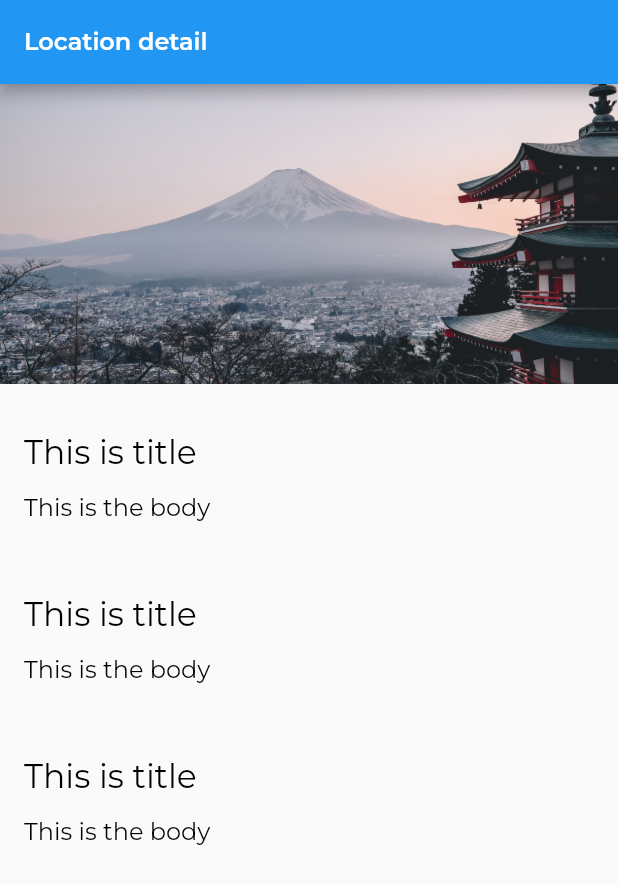
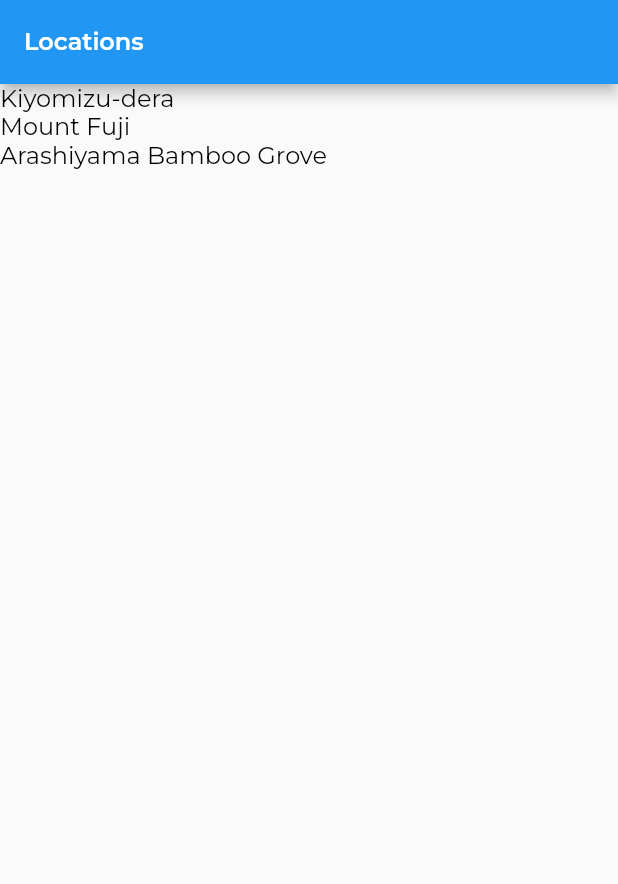
Before and after one commit to douglasF5/tourism-and-co-flutter-demo, a Flutter app: the screen it shows after launch, on a phone screen of 412 x 824 dp. Shown: the top 884 px of the screen. Run offline on Flutter 3.47's test engine with Material 2 defaults, Android fonts, the phone set to English and light mode, and no system bars.

Commit message:
add navigation

```diff
--- a/lib/app.dart
+++ b/lib/app.dart
@@ -1,6 +1,10 @@
 import 'package:flutter/material.dart';
 import 'screens/location_detail/location_detail.dart';
+import '/screens/locations/locations.dart';
 import '/style.dart';
+
+const locationsRoute = '/';
+const locationDetailRoute = '/location_detail';
 
 class MyApp extends StatelessWidget {
   const MyApp({super.key});
@@ -8,12 +12,35 @@ class MyApp extends StatelessWidget {
   @override
   Widget build(BuildContext context) {
     return MaterialApp(
-        home: const LocationDetail(),
-        theme: ThemeData(
-            appBarTheme: const AppBarTheme(titleTextStyle: Styles.navBarTitle),
-            textTheme: TextTheme(
-              titleMedium: Styles.headerLarge,
-              bodyMedium: Styles.textDefault,
-            )));
+        initialRoute: '/',
+        onGenerateRoute: RouteGenerator.generateRoute,
+        theme: _getTheme());
+  }
+
+  ThemeData _getTheme() {
+    return ThemeData(
+        appBarTheme: const AppBarTheme(titleTextStyle: Styles.navBarTitle),
+        textTheme: TextTheme(
+          titleMedium: Styles.headerLarge,
+          bodyMedium: Styles.textDefault,
+        ));
   }
 }
+
+class RouteGenerator {
+  static Route<dynamic>? generateRoute(RouteSettings settings) {
+    final args = settings.arguments;
+
+    switch (settings.name) {
+      case locationsRoute:
+        return MaterialPageRoute(builder: (_) => const Locations());
+      case locationDetailRoute:
+        if (args is int) {
+          return MaterialPageRoute(builder: (_) => LocationDetail(args));
+        }
+      default:
+        return MaterialPageRoute(builder: (_) => const Locations());
+    }
+    return null;
+  }
+}
--- /dev/null
+++ b/lib/models/location.dart
@@ -0,0 +1,44 @@
+import 'location_fact.dart';
+
+class Location {
+  final int id;
+  final String name;
+  final String imagePath;
+  final List<LocationFact> facts;
+
+  Location(this.id, this.name, this.imagePath, this.facts);
+
+  static List<Location> fetchAll() {
+    return [
+      Location(1, 'Kiyomizu-dera', 'assets/images/kiyomizu-dera.jpg', [
+        LocationFact('Summary',
+            'Kiyomizu-dera, officially Otowa-san Kiyomizu-dera, is an independent Buddhist temple in eastern Kyoto. The temple is part of the Historic Monuments of Ancient Kyoto UNESCO World Heritage site.'),
+        LocationFact('Architectural Style', 'Japanese Buddhist architecture.'),
+      ]),
+      Location(2, 'Mount Fuji', 'assets/images/fuji.jpg', [
+        LocationFact('Summary',
+            'Japan’s Mt. Fuji is an active volcano about 100 kilometers southwest of Tokyo. Commonly called “Fuji-san,” it’s the country’s tallest peak, at 3,776 meters. A pilgrimage site for centuries, it’s considered one of Japan’s 3 sacred mountains, and summit hikes remain a popular activity. Its iconic profile is the subject of numerous works of art, notably Edo Period prints by Hokusai and Hiroshige.'),
+        LocationFact('Did You Know',
+            'There are three cities that surround Mount Fuji: Gotemba, Fujiyoshida and Fujinomiya.'),
+      ]),
+      Location(3, 'Arashiyama Bamboo Grove', 'assets/images/arashiyama.jpg', [
+        LocationFact('Summary',
+            'While we could go on about the ethereal glow and seemingly endless heights of this bamboo grove on the outskirts of Kyoto, the sight\'s pleasures extend beyond the visual realm.'),
+        LocationFact('How to Get There',
+            'Kyoto airport, with several terminals, is located 16 kilometres south of the city and is also known as Kyoto. Kyoto can also be reached by transport links from other regional airports.'),
+      ]),
+    ];
+  }
+
+  static Location fetchByID(int locationID) {
+    List<Location> locations = Location.fetchAll();
+
+    for (final location in locations) {
+      if (location.id == locationID) {
+        return location;
+      }
+    }
+
+    throw 'No location found!';
+  }
+}
--- /dev/null
+++ b/lib/models/location_fact.dart
@@ -0,0 +1,6 @@
+class LocationFact {
+  final String title;
+  final String text;
+
+  LocationFact(this.title, this.text);
+}
--- a/lib/screens/location_detail/location_detail.dart
+++ b/lib/screens/location_detail/location_detail.dart
@@ -1,24 +1,32 @@
 import '/screens/location_detail/image_banner.dart';
 import '/screens/location_detail/text_section.dart';
 import 'package:flutter/material.dart';
+import '../../models/location.dart';
 
 class LocationDetail extends StatelessWidget {
-  const LocationDetail({super.key});
+  final int _locationID;
+  const LocationDetail(this._locationID, {super.key});
 
   @override
   Widget build(BuildContext context) {
+    final location = Location.fetchByID(_locationID);
+
     return Scaffold(
         appBar: AppBar(
-          title: const Text("Location detail"),
+          title: Text(location.name),
         ),
-        body: const Column(
+        body: Column(
             mainAxisAlignment: MainAxisAlignment.start,
             crossAxisAlignment: CrossAxisAlignment.stretch,
             children: [
-              ImageBanner("assets/images/fuji.jpg"),
-              TextSection("This is title", "This is the body"),
-              TextSection("This is title", "This is the body"),
-              TextSection("This is title", "This is the body"),
+              ImageBanner(location.imagePath),
+              ...textSections(location)
             ]));
   }
+
+  List<Widget> textSections(Location location) {
+    return location.facts.map((fact) {
+      return TextSection(fact.title, fact.text);
+    }).toList();
+  }
 }
--- /dev/null
+++ b/lib/screens/locations/locations.dart
@@ -0,0 +1,31 @@
+import 'package:flutter/material.dart';
+import '../../app.dart';
+import '../../models/location.dart';
+
+class Locations extends StatelessWidget {
+  const Locations({super.key});
+
+  @override
+  Widget build(BuildContext context) {
+    final locations = Location.fetchAll();
+
+    return Scaffold(
+      appBar: AppBar(
+        title: const Text('Locations'),
+      ),
+      body: ListView(
+          children: locations
+              .map(
+                (loc) => GestureDetector(
+                  child: Text(loc.name),
+                  onTap: () => _onLocationTap(context, loc.id),
+                ),
+              )
+              .toList()),
+    );
+  }
+
+  _onLocationTap(BuildContext context, int locationId) {
+    Navigator.of(context).pushNamed(locationDetailRoute, arguments: locationId);
+  }
+}
```
